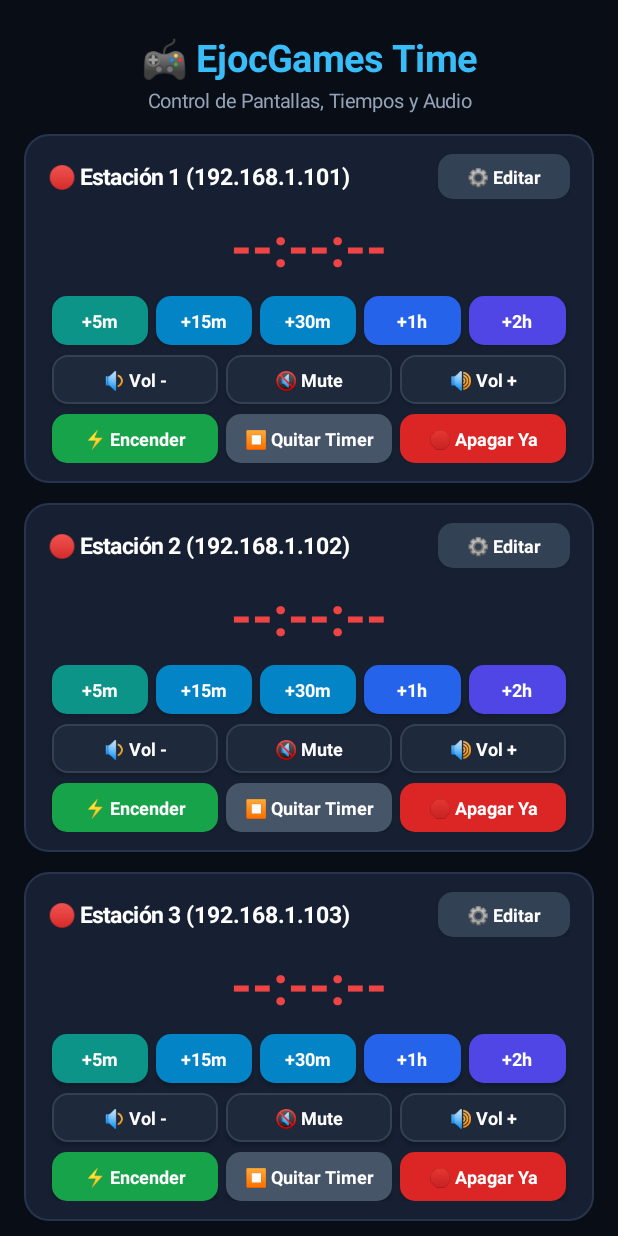
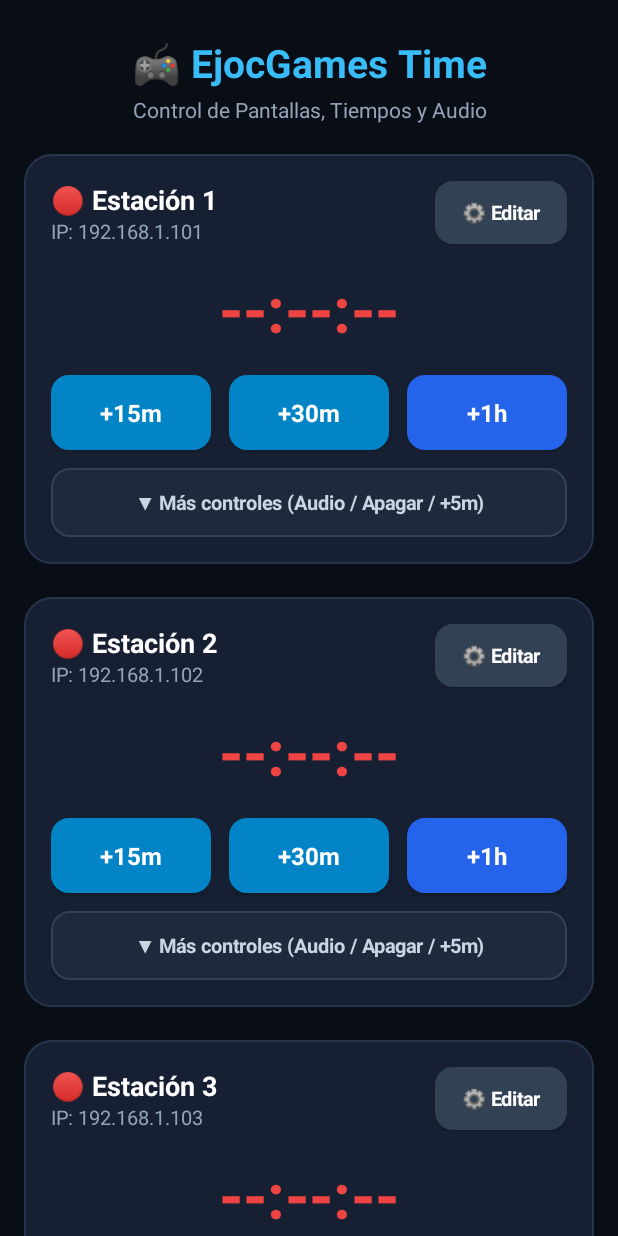
Before and after one commit to EjocGamer/Controlador_tiempo, an Android app: the screen it shows after launch (MainActivity), on a phone screen of 412 x 824 dp. Run offline under Robolectric (Android 15) with nearby library versions, the phone set to English and light mode, and no system bars; libraries missing offline, so code that uses them is left out: com.tananaev.adblib; 3 statements that could not run were skipped.

Commit message:
Update MainActivity.kt

```diff
--- a/app/src/main/java/com/salajuegos/controltv/MainActivity.kt
+++ b/app/src/main/java/com/salajuegos/controltv/MainActivity.kt
@@ -1,14 +1,17 @@
 package com.salajuegos.controltv
 
 import android.content.Context
+import android.content.Intent
 import android.graphics.Color
 import android.graphics.Typeface
 import android.graphics.drawable.GradientDrawable
+import android.os.Build
 import android.os.Bundle
 import android.text.InputType
 import android.text.method.DigitsKeyListener
 import android.util.Base64
 import android.view.Gravity
+import android.view.View
 import android.widget.*
 import androidx.appcompat.app.AlertDialog
 import androidx.appcompat.app.AppCompatActivity
@@ -29,6 +32,7 @@ class MainActivity : AppCompatActivity() {
 
     private val segundosLocales = IntArray(numTvs + 1) { 0 }
     private val estadoOnline = BooleanArray(numTvs + 1) { false }
+    private val tarjetaExpandida = BooleanArray(numTvs + 1) { false }
 
     override fun onCreate(savedInstanceState: Bundle?) {
         super.onCreate(savedInstanceState)
@@ -38,23 +42,23 @@ class MainActivity : AppCompatActivity() {
         val scroll = ScrollView(this).apply { setBackgroundColor(Color.parseColor("#090D16")) }
         val root = LinearLayout(this).apply {
             orientation = LinearLayout.VERTICAL
-            setPadding(24, 32, 24, 32)
+            setPadding(dp(16), dp(24), dp(16), dp(32))
         }
 
         val titulo = TextView(this).apply {
             text = "🎮 EjocGames Time"
-            textSize = 25f
+            textSize = 26f
             setTypeface(null, Typeface.BOLD)
             setTextColor(Color.parseColor("#38BDF8"))
             gravity = Gravity.CENTER
-            setPadding(0, 0, 0, 4)
+            setPadding(0, 0, 0, dp(4))
         }
         val subtitulo = TextView(this).apply {
             text = "Control de Pantallas, Tiempos y Audio"
-            textSize = 13f
+            textSize = 14f
             setTextColor(Color.parseColor("#94A3B8"))
             gravity = Gravity.CENTER
-            setPadding(0, 0, 0, 20)
+            setPadding(0, 0, 0, dp(20))
         }
         root.addView(titulo)
         root.addView(subtitulo)
@@ -63,18 +67,23 @@ class MainActivity : AppCompatActivity() {
         root.addView(contenedorTvs)
         scroll.addView(root)
         setContentView(scroll)
-        val svcIntent = android.content.Intent(this, VigilanteService::class.java)
-        if (android.os.Build.VERSION.SDK_INT >= android.os.Build.VERSION_CODES.O) {
+
+        val svcIntent = Intent(this, VigilanteService::class.java)
+        if (Build.VERSION.SDK_INT >= Build.VERSION_CODES.O) {
             startForegroundService(svcIntent)
         } else {
             startService(svcIntent)
         }
+
         construirTarjetas()
         iniciarRelojVisual()
         iniciarSincronizacionTv()
     }
 
-    // Crea fondos con bordes redondeados y contorno sutil
+    private fun dp(valor: Int): Int {
+        return (valor * resources.displayMetrics.density).toInt()
+    }
+
     private fun crearFondoRedondeado(colorHex: String, radioDp: Float, bordeHex: String? = null): GradientDrawable {
         val density = resources.displayMetrics.density
         return GradientDrawable().apply {
@@ -87,17 +96,17 @@ class MainActivity : AppCompatActivity() {
         }
     }
 
-    private fun crearBotonEstilizado(texto: String, colorHex: String, textoSize: Float = 12f): Button {
+    private fun crearBotonGrande(texto: String, colorHex: String, textoSize: Float = 14f, bordeHex: String? = null): Button {
         return Button(this).apply {
             text = texto
             textSize = textoSize
             isAllCaps = false
             setTypeface(null, Typeface.BOLD)
             setTextColor(Color.WHITE)
-            background = crearFondoRedondeado(colorHex, 10f)
-            setPadding(8, 12, 8, 12)
-            minHeight = 0
-            minimumHeight = 0
+            background = crearFondoRedondeado(colorHex, 12f, bordeHex)
+            setPadding(dp(10), dp(14), dp(10), dp(14))
+            minHeight = dp(48)
+            minimumHeight = dp(48)
         }
     }
 
@@ -136,122 +145,175 @@ class MainActivity : AppCompatActivity() {
         for (i in 1..numTvs) {
             val card = LinearLayout(this).apply {
                 orientation = LinearLayout.VERTICAL
-                background = crearFondoRedondeado("#162032", 16f, "#26354D")
-                setPadding(24, 20, 24, 20)
-                val params = LinearLayout.LayoutParams(
+                background = crearFondoRedondeado("#162032", 18f, "#26354D")
+                setPadding(dp(18), dp(18), dp(18), dp(18))
+                layoutParams = LinearLayout.LayoutParams(
                     LinearLayout.LayoutParams.MATCH_PARENT,
                     LinearLayout.LayoutParams.WRAP_CONTENT
-                ).apply { setMargins(0, 0, 0, 20) }
-                layoutParams = params
+                ).apply { setMargins(0, 0, 0, dp(22)) }
                 tag = "card_$i"
             }
 
-            // Cabecera: Nombre + Botón Editar
+            // Cabecera amplia: Estado + Nombre + IP + Botón Editar
             val header = LinearLayout(this).apply {
                 orientation = LinearLayout.HORIZONTAL
                 gravity = Gravity.CENTER_VERTICAL
             }
+            val bloqueInfo = LinearLayout(this).apply {
+                orientation = LinearLayout.VERTICAL
+                layoutParams = LinearLayout.LayoutParams(0, LinearLayout.LayoutParams.WRAP_CONTENT, 1f)
+            }
             val txtNombre = TextView(this).apply {
-                text = "🔴 ${obtenerNombre(i)} (${obtenerIp(i)})"
-                textSize = 15f
+                text = "🔴 ${obtenerNombre(i)}"
+                textSize = 18f
                 setTypeface(null, Typeface.BOLD)
                 setTextColor(Color.WHITE)
-                layoutParams = LinearLayout.LayoutParams(0, LinearLayout.LayoutParams.WRAP_CONTENT, 1f)
                 tag = "titulo_$i"
             }
-            val btnConfig = crearBotonEstilizado("⚙️ Editar", "#334155", 12f).apply {
-                setPadding(20, 10, 20, 10)
+            val txtIpSub = TextView(this).apply {
+                text = "IP: ${obtenerIp(i)}"
+                textSize = 13f
+                setTextColor(Color.parseColor("#94A3B8"))
+                tag = "subip_$i"
+            }
+            bloqueInfo.addView(txtNombre)
+            bloqueInfo.addView(txtIpSub)
+
+            val btnConfig = crearBotonGrande("⚙️ Editar", "#334155", 13f).apply {
+                setPadding(dp(16), dp(10), dp(16), dp(10))
+                minHeight = dp(42)
+                minimumHeight = dp(42)
                 setOnClickListener { mostrarDialogoConfig(i) }
             }
-            header.addView(txtNombre)
+            header.addView(bloqueInfo)
             header.addView(btnConfig)
 
-            // Reloj central
+            // Reloj grande y legible
             val txtReloj = TextView(this).apply {
                 text = "--:--:--"
-                textSize = 36f
+                textSize = 42f
                 setTypeface(null, Typeface.BOLD)
                 setTextColor(Color.parseColor("#94A3B8"))
                 gravity = Gravity.CENTER
-                setPadding(0, 10, 0, 14)
+                setPadding(0, dp(14), 0, dp(16))
                 tag = "reloj_$i"
             }
 
-            // Fila 1: Tiempos (+5m, +15m, +30m, +1h, +2h)
-            val filaSumar = LinearLayout(this).apply { orientation = LinearLayout.HORIZONTAL }
-            val tiempos = listOf(
-                Triple(5, "+5m", "#0D9488"),
+            // Fila Principal (Siempre visible): 3 botones grandes (+15m, +30m, +1h)
+            val filaPrincipal = LinearLayout(this).apply { orientation = LinearLayout.HORIZONTAL }
+            listOf(
                 Triple(15, "+15m", "#0284C7"),
                 Triple(30, "+30m", "#0284C7"),
-                Triple(60, "+1h", "#2563EB"),
-                Triple(120, "+2h", "#4F46E5")
-            )
-            tiempos.forEach { (mins, etiqueta, color) ->
-                val btn = crearBotonEstilizado(etiqueta, color, 12f).apply {
+                Triple(60, "+1h", "#2563EB")
+            ).forEachIndexed { idx, (mins, etiqueta, color) ->
+                val btn = crearBotonGrande(etiqueta, color, 16f).apply {
                     layoutParams = LinearLayout.LayoutParams(0, LinearLayout.LayoutParams.WRAP_CONTENT, 1f).apply {
-                        setMargins(4, 0, 4, 10)
+                        setMargins(if (idx == 0) 0 else dp(6), 0, if (idx == 2) 0 else dp(6), dp(12))
                     }
                     setOnClickListener { sumarTiempoTv(i, mins) }
                 }
-                filaSumar.addView(btn)
+                filaPrincipal.addView(btn)
             }
 
-            // Fila 2: Control de Volumen (Vol -, Mute, Vol +)
+            // Contenedor Desplegable con controles secundarios grandes
+            val panelExtra = LinearLayout(this).apply {
+                orientation = LinearLayout.VERTICAL
+                visibility = if (tarjetaExpandida[i]) View.VISIBLE else View.GONE
+                setPadding(0, dp(4), 0, dp(10))
+                tag = "extra_$i"
+            }
+
+            // Subfila Extra 1: +5m (Cortesía) y +2h
+            val filaExtraTiempo = LinearLayout(this).apply { orientation = LinearLayout.HORIZONTAL }
+            val btn5m = crearBotonGrande("+5m Cortesía", "#0D9488", 14f).apply {
+                layoutParams = LinearLayout.LayoutParams(0, LinearLayout.LayoutParams.WRAP_CONTENT, 1f).apply {
+                    setMargins(0, 0, dp(6), dp(10))
+                }
+                setOnClickListener { sumarTiempoTv(i, 5) }
+            }
+            val btn2h = crearBotonGrande("+2 Horas", "#4F46E5", 14f).apply {
+                layoutParams = LinearLayout.LayoutParams(0, LinearLayout.LayoutParams.WRAP_CONTENT, 1f).apply {
+                    setMargins(dp(6), 0, 0, dp(10))
+                }
+                setOnClickListener { sumarTiempoTv(i, 120) }
+            }
+            filaExtraTiempo.addView(btn5m)
+            filaExtraTiempo.addView(btn2h)
+
+            // Subfila Extra 2: Volumen grande (Vol -, Mute, Vol +)
             val filaAudio = LinearLayout(this).apply { orientation = LinearLayout.HORIZONTAL }
-            val btnVolDown = crearBotonEstilizado("🔉 Vol -", "#1E293B", 12f).apply {
-                background = crearFondoRedondeado("#1E293B", 10f, "#334155")
+            val btnVolDown = crearBotonGrande("🔉 Vol -", "#1E293B", 14f, "#334155").apply {
                 layoutParams = LinearLayout.LayoutParams(0, LinearLayout.LayoutParams.WRAP_CONTENT, 1f).apply {
-                    setMargins(4, 0, 4, 10)
+                    setMargins(0, 0, dp(5), dp(10))
                 }
-                setOnClickListener { enviarTeclaRapida(i, 25, "Bajando volumen") }
+                setOnClickListener { enviarTeclaRapida(i, 25) }
             }
-            val btnMute = crearBotonEstilizado("🔇 Mute", "#1E293B", 12f).apply {
-                background = crearFondoRedondeado("#1E293B", 10f, "#334155")
+            val btnMute = crearBotonGrande("🔇 Mute", "#1E293B", 14f, "#334155").apply {
                 layoutParams = LinearLayout.LayoutParams(0, LinearLayout.LayoutParams.WRAP_CONTENT, 1f).apply {
-                    setMargins(4, 0, 4, 10)
+                    setMargins(dp(5), 0, dp(5), dp(10))
                 }
-                setOnClickListener { enviarTeclaRapida(i, 164, "Silencio / Sonido") }
+                setOnClickListener { enviarTeclaRapida(i, 164) }
             }
-            val btnVolUp = crearBotonEstilizado("🔊 Vol +", "#1E293B", 12f).apply {
-                background = crearFondoRedondeado("#1E293B", 10f, "#334155")
+            val btnVolUp = crearBotonGrande("🔊 Vol +", "#1E293B", 14f, "#334155").apply {
                 layoutParams = LinearLayout.LayoutParams(0, LinearLayout.LayoutParams.WRAP_CONTENT, 1f).apply {
-                    setMargins(4, 0, 4, 10)
+                    setMargins(dp(5), 0, 0, dp(10))
                 }
-                setOnClickListener { enviarTeclaRapida(i, 24, "Subiendo volumen") }
+                setOnClickListener { enviarTeclaRapida(i, 24) }
             }
             filaAudio.addView(btnVolDown)
             filaAudio.addView(btnMute)
             filaAudio.addView(btnVolUp)
 
-            // Fila 3: Encender, Quitar Timer, Apagar Ya
-            val filaAccion = LinearLayout(this).apply { orientation = LinearLayout.HORIZONTAL }
-            val btnEncender = crearBotonEstilizado("⚡ Encender", "#16A34A", 12f).apply {
+            // Subfila Extra 3: Encender, Quitar Timer, Apagar Ya (botones grandes y claros)
+            val filaEnergia = LinearLayout(this).apply { orientation = LinearLayout.HORIZONTAL }
+            val btnEncender = crearBotonGrande("⚡ Encender", "#16A34A", 13f).apply {
                 layoutParams = LinearLayout.LayoutParams(0, LinearLayout.LayoutParams.WRAP_CONTENT, 1f).apply {
-                    setMargins(4, 0, 4, 0)
+                    setMargins(0, 0, dp(5), 0)
                 }
                 setOnClickListener { encenderTv(i) }
             }
-            val btnCancelar = crearBotonEstilizado("⏹ Quitar Timer", "#475569", 12f).apply {
+            val btnCancelar = crearBotonGrande("⏹ Quitar", "#475569", 13f).apply {
                 layoutParams = LinearLayout.LayoutParams(0, LinearLayout.LayoutParams.WRAP_CONTENT, 1f).apply {
-                    setMargins(4, 0, 4, 0)
+                    setMargins(dp(5), 0, dp(5), 0)
                 }
                 setOnClickListener { quitarTimerTv(i) }
             }
-            val btnApagar = crearBotonEstilizado("🛑 Apagar Ya", "#DC2626", 12f).apply {
+            val btnApagar = crearBotonGrande("🛑 Apagar", "#DC2626", 13f).apply {
                 layoutParams = LinearLayout.LayoutParams(0, LinearLayout.LayoutParams.WRAP_CONTENT, 1f).apply {
-                    setMargins(4, 0, 4, 0)
+                    setMargins(dp(5), 0, 0, 0)
                 }
                 setOnClickListener { apagarTvAhora(i) }
             }
-            filaAccion.addView(btnEncender)
-            filaAccion.addView(btnCancelar)
-            filaAccion.addView(btnApagar)
+            filaEnergia.addView(btnEncender)
+            filaEnergia.addView(btnCancelar)
+            filaEnergia.addView(btnApagar)
+
+            panelExtra.addView(filaExtraTiempo)
+            panelExtra.addView(filaAudio)
+            panelExtra.addView(filaEnergia)
+
+            // Botón acordeón para desplegar/ocultar controles extra
+            val btnToggle = crearBotonGrande(
+                if (tarjetaExpandida[i]) "▲ Ocultar controles" else "▼ Más controles (Audio / Apagar / +5m)",
+                "#1E293B",
+                13f,
+                "#334155"
+            ).apply {
+                setTextColor(Color.parseColor("#CBD5E1"))
+                minHeight = dp(42)
+                minimumHeight = dp(42)
+                setOnClickListener {
+                    tarjetaExpandida[i] = !tarjetaExpandida[i]
+                    panelExtra.visibility = if (tarjetaExpandida[i]) View.VISIBLE else View.GONE
+                    text = if (tarjetaExpandida[i]) "▲ Ocultar controles" else "▼ Más controles (Audio / Apagar / +5m)"
+                }
+            }
 
             card.addView(header)
             card.addView(txtReloj)
-            card.addView(filaSumar)
-            card.addView(filaAudio)
-            card.addView(filaAccion)
+            card.addView(filaPrincipal)
+            card.addView(panelExtra)
+            card.addView(btnToggle)
             contenedorTvs.addView(card)
         }
     }
@@ -259,7 +321,7 @@ class MainActivity : AppCompatActivity() {
     private fun mostrarDialogoConfig(id: Int) {
         val layout = LinearLayout(this).apply {
             orientation = LinearLayout.VERTICAL
-            setPadding(48, 24, 48, 12)
+            setPadding(dp(24), dp(16), dp(24), dp(8))
         }
 
         val lblNombre = TextView(this).apply { text = "Nombre de la estación (ej. PS5 - 1):" }
@@ -270,7 +332,7 @@ class MainActivity : AppCompatActivity() {
 
         val lblIp = TextView(this).apply {
             text = "Dirección IP del TV:"
-            setPadding(0, 16, 0, 0)
+            setPadding(0, dp(12), 0, 0)
         }
         val inputIp = EditText(this).apply {
             setText(obtenerIp(id))
@@ -323,7 +385,7 @@ class MainActivity : AppCompatActivity() {
         }
     }
 
-    private fun enviarTeclaRapida(id: Int, keycode: Int, mensaje: String) {
+    private fun enviarTeclaRapida(id: Int, keycode: Int) {
         lifecycleScope.launch {
             val res = ejecutarAdbShell(obtenerIp(id), "input keyevent $keycode")
             if (res == null) {
@@ -383,35 +445,10 @@ class MainActivity : AppCompatActivity() {
                 return@launch
             }
 
-            // Si actual == -1 (lectura incompleta), usamos segundosLocales[id]
             val baseSegundos = if (actual >= 0) actual else segundosLocales[id]
             val totalSeg = baseSegundos + (minutosExtra * 60)
 
-            // Advertencia visual triple faltando 2 minutos (120s):
-            // 1. Notificación del sistema
-            // 2. Pulso doble de volumen (baja y sube 2 puntos) para que salte la barra en pantalla sobre cualquier HDMI
-            val loopVigilancia = "AVISO=0; " +
-                "while [ -f /sdcard/Download/sala_fin.txt ]; do " +
-                "FIN=\$(cat /sdcard/Download/sala_fin.txt 2>/dev/null); " +
-                "NOW=\$(date +%s); " +
-                "REST=\$((FIN - NOW)); " +
-                "if [ \$REST -le 120 ] && [ \$REST -gt 0 ] && [ \$AVISO -eq 0 ]; then " +
-                "AVISO=1; " +
-                "cmd notification post -S bigtext -t 'EjocGames' 'alerta_tv' 'Quedan 2 minutos de juego' >/dev/null 2>&1; " +
-                "input keyevent 25; input keyevent 25; sleep 1; input keyevent 24; input keyevent 24; " +
-                "fi; " +
-                "if [ \$REST -le 0 ]; then " +
-                "rm -f /sdcard/Download/sala_fin.txt /sdcard/Download/sala_pid.txt; " +
-                "input keyevent 26; " +
-                "break; " +
-                "fi; " +
-                "sleep 5; " +
-                "done"
-
-            val cmd = "kill -9 \$(cat /sdcard/Download/sala_pid.txt 2>/dev/null) 2>/dev/null; " +
-                      "FIN=\$((\$(date +%s) + $totalSeg)); echo \$FIN > /sdcard/Download/sala_fin.txt; " +
-                      "setsid sh -c \"$loopVigilancia\" </dev/null >/dev/null 2>&1 & echo \$! > /sdcard/Download/sala_pid.txt"
-
+            val cmd = "FIN=\$((\$(date +%s) + $totalSeg)); echo \$FIN > /sdcard/Download/sala_fin.txt"
             val res = ejecutarAdbShell(ip, cmd)
             if (res != null) {
                 segundosLocales[id] = totalSeg
@@ -422,14 +459,12 @@ class MainActivity : AppCompatActivity() {
         }
     }
 
-    // Devuelve: null = TV desconectado, -1 = lectura incompleta (ignorar), >= 0 = segundos reales válidos
     private suspend fun leerSegundosRestantes(ip: String): Int? {
         val salida = ejecutarAdbShell(ip, "cat /sdcard/Download/sala_fin.txt 2>/dev/null; echo '|'; date +%s") ?: return null
         val partes = salida.split("|")
         if (partes.size < 2) return -1
 
         val ahora = partes[1].trim().toLongOrNull() ?: return -1
-        // Validar que 'ahora' sea un timestamp Unix real (> año 2023) para evitar el bug de miles de horas
         if (ahora < 1700000000L) return -1
 
         val textoFin = partes[0].trim()
@@ -438,7 +473,6 @@ class MainActivity : AppCompatActivity() {
         val fin = textoFin.toLongOrNull() ?: return -1
         val diff = (fin - ahora).toInt()
 
-        // Descartar valores absurdos (> 24 horas = 86400s) producto de paquetes cortados
         if (diff > 86400) return -1
         return if (diff > 0) diff else 0
     }
@@ -448,13 +482,16 @@ class MainActivity : AppCompatActivity() {
         val nombre = obtenerNombre(id)
         val txtReloj = contenedorTvs.findViewWithTag<TextView>("reloj_$id") ?: return
         val txtTitulo = contenedorTvs.findViewWithTag<TextView>("titulo_$id") ?: return
+        val txtSubIp = contenedorTvs.findViewWithTag<TextView>("subip_$id")
+
+        txtSubIp?.text = "IP: $ip"
 
         if (!estadoOnline[id]) {
-            txtTitulo.text = "🔴 $nombre ($ip)"
+            txtTitulo.text = "🔴 $nombre"
             txtReloj.text = "--:--:--"
             txtReloj.setTextColor(Color.parseColor("#EF4444"))
         } else {
-            txtTitulo.text = "🟢 $nombre ($ip)"
+            txtTitulo.text = "🟢 $nombre"
             val seg = segundosLocales[id]
             val h = seg / 3600
             val m = (seg % 3600) / 60
@@ -476,7 +513,6 @@ class MainActivity : AppCompatActivity() {
             estadoOnline[id] = false
         } else {
             estadoOnline[id] = true
-            // Solo sobreescribir el reloj si la lectura fue limpia (seg >= 0)
             if (seg >= 0) {
                 segundosLocales[id] = seg
             }
```
